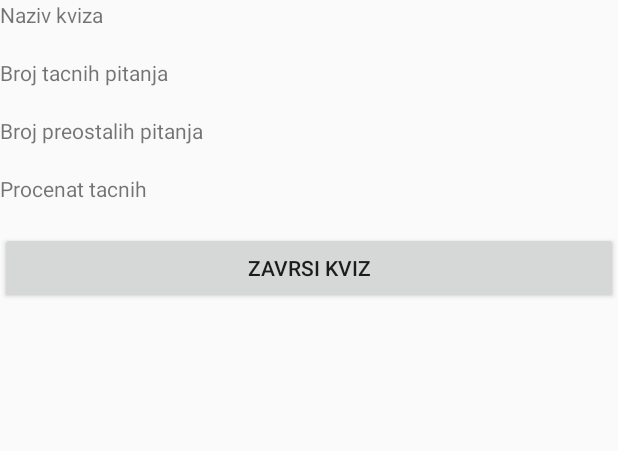
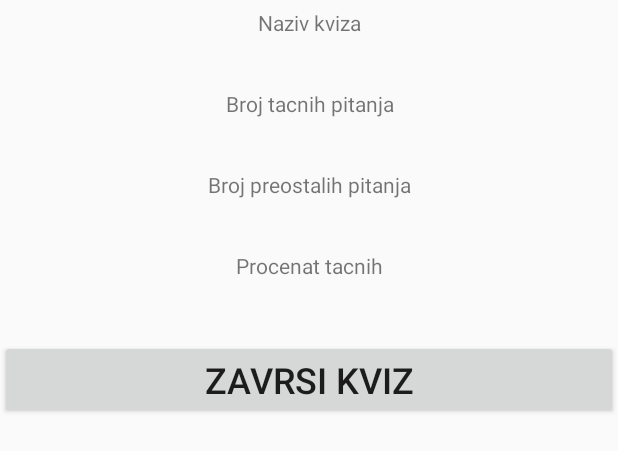
Before and after one commit to fpoljcic/rma-projekat, an Android app: the layout fragment_informacije.xml on its own in the app's theme, with its tools: preview values and no code run, on a phone screen of 412 x 824 dp. Shown: the top 451 px of the screen. Run offline under Robolectric (Android 15) with nearby library versions, the phone set to English and light mode, and no system bars.

Commit message:
Zavrsen 2.zadatak, omoguceno igranje kviza, implementirani fragmenti, popravljene male greske

```diff
--- a/app/src/main/java/ba/unsa/etf/rma/aktivnosti/DodajKvizAkt.java
+++ b/app/src/main/java/ba/unsa/etf/rma/aktivnosti/DodajKvizAkt.java
@@ -210,8 +210,7 @@ public class DodajKvizAkt extends AppCompatActivity {
                 for (int j = 3; j < row.length; j++) {
                     if (j - 3 == indexTacOdgovora)
                         tacanOdgovor = row[j];
-                    else
-                        odgovori.add(row[j]);
+                    odgovori.add(row[j]);
                 }
                 Pitanje pitanje = new Pitanje(nazivPitanja, nazivPitanja, odgovori, tacanOdgovor);
                 tempPitanja.add(pitanje);
--- a/app/src/main/res/layout/fragment_informacije.xml
+++ b/app/src/main/res/layout/fragment_informacije.xml
@@ -9,46 +9,68 @@
     <TextView
         android:layout_width="match_parent"
         android:layout_height="wrap_content"
-        android:text="@string/naziv_kviza" />
+        android:layout_marginTop="5dp"
+        android:text="@string/naziv_kviza"
+        android:textAlignment="center"
+        android:textSize="14sp" />
 
     <TextView
         android:id="@+id/infNazivKviza"
         android:layout_width="match_parent"
-        android:layout_height="wrap_content" />
+        android:layout_height="wrap_content"
+        android:textAlignment="center"
+        android:textSize="18sp" />
 
     <TextView
         android:layout_width="match_parent"
         android:layout_height="wrap_content"
-        android:text="@string/broj_tacnih_pitanja" />
+        android:layout_marginTop="10dp"
+        android:text="@string/broj_tacnih_pitanja"
+        android:textAlignment="center"
+        android:textSize="14sp" />
 
     <TextView
         android:id="@+id/infBrojTacnihPitanja"
         android:layout_width="match_parent"
-        android:layout_height="wrap_content" />
+        android:layout_height="wrap_content"
+        android:textAlignment="center"
+        android:textSize="18sp" />
 
     <TextView
         android:layout_width="match_parent"
         android:layout_height="wrap_content"
-        android:text="@string/broj_preostalih_pitanja" />
+        android:layout_marginTop="10dp"
+        android:text="@string/broj_preostalih_pitanja"
+        android:textAlignment="center"
+        android:textSize="14sp" />
 
     <TextView
         android:id="@+id/infBrojPreostalihPitanja"
         android:layout_width="match_parent"
-        android:layout_height="wrap_content" />
+        android:layout_height="wrap_content"
+        android:textAlignment="center"
+        android:textSize="18sp" />
 
     <TextView
         android:layout_width="match_parent"
         android:layout_height="wrap_content"
-        android:text="@string/procenat_tacnih" />
+        android:layout_marginTop="10dp"
+        android:text="@string/procenat_tacnih"
+        android:textAlignment="center"
+        android:textSize="14sp" />
 
     <TextView
         android:id="@+id/infProcenatTacni"
         android:layout_width="match_parent"
-        android:layout_height="wrap_content" />
+        android:layout_height="wrap_content"
+        android:textAlignment="center"
+        android:textSize="18sp" />
 
     <Button
         android:id="@+id/btnKraj"
         android:layout_width="match_parent"
         android:layout_height="wrap_content"
-        android:text="@string/zavrsi_kviz" />
+        android:layout_marginTop="15dp"
+        android:text="@string/zavrsi_kviz"
+        android:textSize="24sp" />
 </LinearLayout>
--- a/app/src/main/res/layout/fragment_pitanje.xml
+++ b/app/src/main/res/layout/fragment_pitanje.xml
@@ -10,12 +10,14 @@
         android:id="@+id/tekstPitanja"
         android:layout_width="match_parent"
         android:layout_height="wrap_content"
-        android:text="tekstPitanja" />
+        android:textAlignment="center"
+        android:textSize="24sp" />
 
     <ListView
         android:id="@+id/odgovoriPitanja"
         android:layout_width="match_parent"
         android:layout_height="0dp"
+        android:layout_marginTop="10dp"
         android:layout_weight="1" />
 
 </LinearLayout>
--- a/app/src/main/res/values/strings.xml
+++ b/app/src/main/res/values/strings.xml
@@ -15,9 +15,6 @@
     <string name="odgovor">Odgovor</string>
     <string name="naziv_kviza">Naziv kviza</string>
     <string name="importuj_kviz">Importuj kviz</string>
-
-    <!-- TODO: Remove or change this placeholder text -->
-    <string name="hello_blank_fragment">Hello blank fragment</string>
     <string name="broj_tacnih_pitanja">Broj tacnih pitanja</string>
     <string name="broj_preostalih_pitanja">Broj preostalih pitanja</string>
     <string name="procenat_tacnih">Procenat tacnih</string>
```
Also changed, not shown: app/src/main/java/ba/unsa/etf/rma/aktivnosti/IgrajKvizAkt.java (+28 -4 lines), app/src/main/java/ba/unsa/etf/rma/fragmenti/InformacijeFrag.java (+55 -56 lines), app/src/main/java/ba/unsa/etf/rma/fragmenti/PitanjeFrag.java (+81 -61 lines), app/src/main/res/layout/activity_igraj_kviz_akt.xml (+9 -8 lines).
